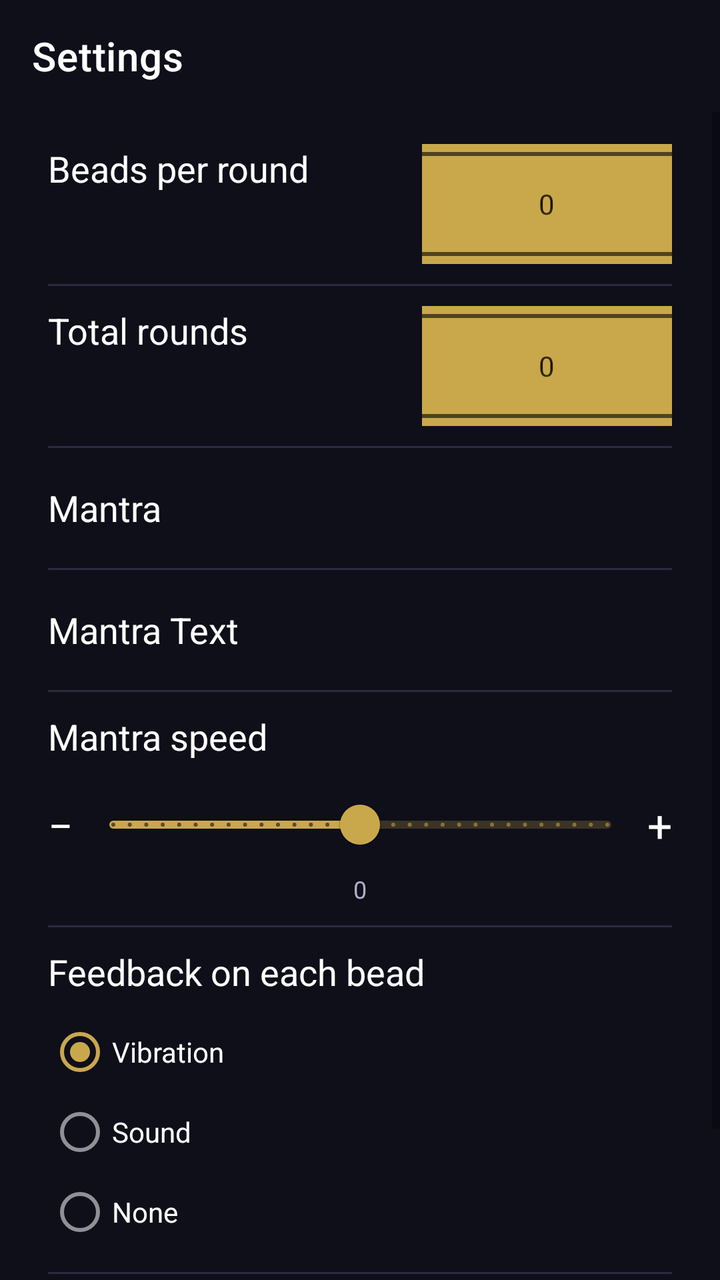
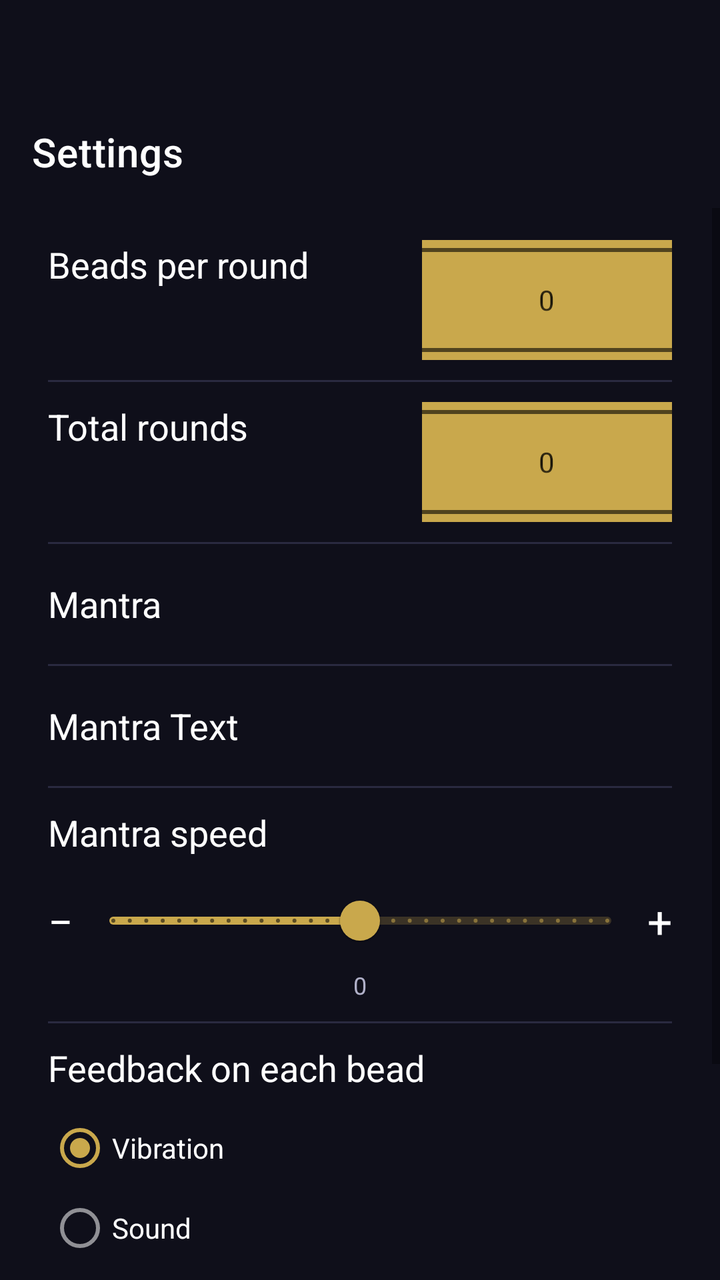

Before-and-after screenshots of an Android layout around one commit, followed by the original layout XML and the change that was made.
<!-- AndroidManifest.xml: activity theme Theme.Japa -->
<!-- res/layout/activity_settings.xml -->
<?xml version="1.0" encoding="utf-8"?>
<LinearLayout xmlns:android="http://schemas.android.com/apk/res/android"
    xmlns:app="http://schemas.android.com/apk/res-auto"
    xmlns:tools="http://schemas.android.com/tools"
    android:layout_width="match_parent"
    android:layout_height="match_parent"
    android:background="@color/bg_dark"
    android:orientation="vertical">

    
    <com.google.android.material.appbar.MaterialToolbar
        android:id="@+id/toolbar_settings"
        android:layout_width="match_parent"
        android:layout_height="?attr/actionBarSize"
        android:background="@color/bg_dark"
        app:navigationIconTint="@color/text_secondary"
        app:title="@string/settings_title"
        app:titleTextColor="@color/text_primary" />

    <ScrollView
        android:layout_width="match_parent"
        android:layout_height="0dp"
        android:layout_weight="1"
        android:fillViewport="true">

        <LinearLayout
            android:layout_width="match_parent"
            android:layout_height="wrap_content"
            android:orientation="vertical"
            android:paddingHorizontal="24dp"
            android:paddingTop="16dp"
            android:paddingBottom="32dp">

            

            <LinearLayout
                android:layout_width="match_parent"
                android:layout_height="wrap_content"
                android:orientation="horizontal">

                <TextView
                    android:layout_width="wrap_content"
                    android:layout_height="wrap_content"
                    android:layout_marginBottom="8dp"
                    android:text="@string/label_beads"
                    android:textColor="@color/text_primary"
                    android:textSize="18sp" />

                <Space
                    android:layout_width="wrap_content"
                    android:layout_height="wrap_content"
                    android:layout_weight="1" />

                <NumberPicker
                    android:id="@+id/picker_beads"
                    style="@style/NumberPickerEditTextStyle"
                    android:layout_gravity="center_horizontal" />

            </LinearLayout>

            
            <View
                android:layout_width="match_parent"
                android:layout_height="1dp"
                android:layout_marginVertical="10dp"
                android:background="@color/track_dim" />

            <LinearLayout
                android:layout_width="match_parent"
                android:layout_height="wrap_content"
                android:orientation="horizontal">

                <TextView
                    android:layout_width="wrap_content"
                    android:layout_height="wrap_content"
                    android:layout_marginBottom="8dp"
                    android:text="@string/label_rounds"
                    android:textColor="@color/text_primary"
                    android:textSize="18sp" />

                <Space
                    android:layout_width="wrap_content"
                    android:layout_height="wrap_content"
                    android:layout_weight="1" />

                <NumberPicker
                    android:id="@+id/picker_rounds"
                    style="@style/NumberPickerEditTextStyle"
                    />
            </LinearLayout>

            
            <View
                android:layout_width="match_parent"
                android:layout_height="1dp"
                android:layout_marginVertical="10dp"
                android:background="@color/track_dim" />

            <LinearLayout
                android:layout_width="match_parent"
                android:layout_height="wrap_content"
                android:orientation="horizontal"
                android:gravity="center_vertical">

                <TextView
                    android:layout_width="wrap_content"
                    android:layout_height="wrap_content"
                    android:text="@string/label_mantra"
                    android:textColor="@color/text_primary"
                    android:textSize="18sp" />

                <Space
                    android:layout_width="wrap_content"
                    android:layout_height="wrap_content"
                    android:layout_weight="1" />

                <Spinner
                    android:id="@+id/spinner_mantra"
                    style="@style/SpinnerStyle" />

            </LinearLayout>
            <View
                android:layout_width="match_parent"
                android:layout_height="1dp"
                android:layout_marginVertical="10dp"
                android:background="@color/track_dim" />

            <LinearLayout
                android:layout_width="match_parent"
                android:layout_height="wrap_content"
                android:orientation="horizontal"
                android:gravity="center_vertical">

                <TextView
                    android:layout_width="wrap_content"
                    android:layout_height="wrap_content"
                    android:text="@string/label_mantra_text"
                    android:textColor="@color/text_primary"
                    android:textSize="18sp" />

                <Space
                    android:layout_width="wrap_content"
                    android:layout_height="wrap_content"
                    android:layout_weight="1" />

                <Spinner
                    android:id="@+id/spinner_text"
                    style="@style/SpinnerStyle" />

            </LinearLayout>








            
            <View
                android:layout_width="match_parent"
                android:layout_height="1dp"
                android:layout_marginVertical="10dp"
                android:background="@color/track_dim" />

            <TextView
                android:layout_width="wrap_content"
                android:layout_height="wrap_content"
                android:layout_marginBottom="8dp"
                android:text="@string/label_mantra_speed"
                android:textColor="@color/text_primary"
                android:textSize="18sp" />

            <LinearLayout
                android:layout_width="match_parent"
                android:layout_height="wrap_content"
                android:orientation="horizontal"
                android:gravity="center_vertical">

                <TextView
                    android:layout_width="wrap_content"
                    android:layout_height="wrap_content"
                    android:text="&#8722;"
                    android:textColor="@color/text_primary"
                    android:textSize="22sp"
                    android:layout_marginEnd="4dp" />

                <com.google.android.material.slider.Slider
                    android:id="@+id/slider_mantra_speed"
                    android:layout_width="0dp"
                    android:layout_height="wrap_content"
                    android:layout_weight="1"
                    android:valueFrom="-50"
                    android:valueTo="50"
                    android:stepSize="1"
                    android:value="0" />

                <TextView
                    android:layout_width="wrap_content"
                    android:layout_height="wrap_content"
                    android:text="+"
                    android:textColor="@color/text_primary"
                    android:textSize="22sp"
                    android:layout_marginStart="4dp" />

            </LinearLayout>

            <TextView
                android:layout_width="match_parent"
                android:layout_height="wrap_content"
                android:gravity="center"
                android:text="0"
                android:textColor="@color/text_secondary"
                android:textSize="12sp" />

            
            <View
                android:layout_width="match_parent"
                android:layout_height="1dp"
                android:layout_marginVertical="10dp"
                android:background="@color/track_dim" />

            <TextView
                android:layout_width="wrap_content"
                android:layout_height="wrap_content"
                android:layout_marginBottom="8dp"
                android:text="@string/label_feedback"
                android:textColor="@color/text_primary"
                android:textSize="18sp" />

            <RadioGroup
                android:id="@+id/radio_feedback"
                android:layout_width="match_parent"
                android:layout_height="wrap_content"
                android:orientation="vertical">

                <com.google.android.material.radiobutton.MaterialRadioButton
                    android:id="@+id/radio_vibration"
                    android:layout_width="match_parent"
                    android:layout_height="40dp"
                    android:checked="true"
                    android:text="@string/feedback_vibration"
                    android:textColor="@color/text_primary" />

                <com.google.android.material.radiobutton.MaterialRadioButton
                    android:id="@+id/radio_sound"
                    android:layout_width="match_parent"
                    android:layout_height="40dp"
                    android:text="@string/feedback_sound"
                    android:textColor="@color/text_primary" />

                <com.google.android.material.radiobutton.MaterialRadioButton
                    android:id="@+id/radio_none"
                    android:layout_width="match_parent"
                    android:layout_height="40dp"
                    android:text="@string/feedback_none"
                    android:textColor="@color/text_primary" />

            </RadioGroup>

            

            <View
                android:layout_width="match_parent"
                android:layout_height="1dp"
                android:layout_marginVertical="10dp"
                android:background="@color/track_dim" />

            
            <LinearLayout
                android:layout_width="match_parent"
                android:layout_height="wrap_content"
                android:gravity="end"
                android:orientation="horizontal">

                <com.google.android.material.button.MaterialButton
                    android:id="@+id/btn_cancel"
                    android:layout_width="wrap_content"
                    android:layout_height="wrap_content"
                    android:text="@string/cancel"
                    app:backgroundTint="#E91E63" />

                <Space
                    android:layout_width="wrap_content"
                    android:layout_height="wrap_content"
                    android:layout_weight="1" />

                <com.google.android.material.button.MaterialButton
                    android:id="@+id/btn_save"
                    android:layout_width="wrap_content"
                    android:layout_height="wrap_content"
                    android:text="@string/save"
                    app:backgroundTint="@color/accent_gold" />

            </LinearLayout>

        </LinearLayout>
    </ScrollView>
</LinearLayout>
<!-- resources referenced by this layout -->
<resources>
  <color name="accent_gold">#FFC9A84C</color>
  <color name="bg_dark">#FF0F0F1A</color>
  <color name="text_primary">#FFFFFFFF</color>
  <color name="text_secondary">#FFB0B0C8</color>
  <color name="track_dim">#FF2A2A40</color>
  <string name="cancel">Cancel</string>
  <string name="feedback_none">None</string>
  <string name="feedback_sound">Sound</string>
  <string name="feedback_vibration">Vibration</string>
  <string name="label_beads">Beads per round</string>
  <string name="label_feedback">Feedback on each bead</string>
  <string name="label_mantra">Mantra</string>
  <string name="label_mantra_speed">Mantra speed</string>
  <string name="label_mantra_text">Mantra Text</string>
  <string name="label_rounds">Total rounds</string>
  <string name="save">Save</string>
  <string name="settings_title">Settings</string>
  <style name="NumberPickerEditTextStyle">
          <item name="android:textSize">24sp</item> 
          <item name="android:textColor">@color/text_primary</item> 
          <item name="android:padding">8dp</item> 
          <item name="android:layout_width">125dp</item> 
          <item name="android:layout_height">60dp</item> 
          <item name="android:layout_gravity">center_horizontal</item> 
          <item name="android:background">@color/accent_gold</item> 
  
      </style>
  <style name="SpinnerStyle">
          <item name="android:textSize">24sp</item> 
          <item name="android:textColor">@color/white</item> 
          <item name="android:padding">8dp</item> 
          <item name="android:layout_width">wrap_content</item> 
          <item name="android:layout_height">40dp</item> 
          <item name="android:background">@color/accent_gold</item> 
          <item name="android:popupBackground">@color/accent_gold</item> 
          <item name="android:editable">false</item>
      </style>
  <style name="Theme.Japa" parent="Theme.MaterialComponents.DayNight.NoActionBar">
          <item name="colorPrimary">@color/accent_gold</item>
          <item name="colorPrimaryVariant">@color/accent_gold</item>
          <item name="colorOnPrimary">@color/black</item>
          <item name="colorSecondary">@color/accent_gold</item>
          <item name="colorOnSecondary">@color/black</item>
          <item name="android:colorBackground">@color/bg_dark</item>
          <item name="colorSurface">@color/bg_dark</item>
          <item name="colorOnSurface">@color/text_primary</item>
          <item name="colorOnBackground">@color/text_primary</item>
          <item name="android:statusBarColor">@color/bg_dark</item>
          <item name="android:navigationBarColor">@color/bg_dark</item>
          <item name="android:windowLightStatusBar">false</item>
      </style>
  <color name="white">#FFFFFFFF</color>
  <color name="black">#FF000000</color>
</resources>

<!-- the commit's change to res/layout/activity_settings.xml (unified diff, before → after) -->
@@ -12,6 +12,7 @@
         android:id="@+id/toolbar_settings"
         android:layout_width="match_parent"
         android:layout_height="?attr/actionBarSize"
+        android:layout_marginTop="48dp"
         android:background="@color/bg_dark"
         app:navigationIconTint="@color/text_secondary"
         app:title="@string/settings_title"
